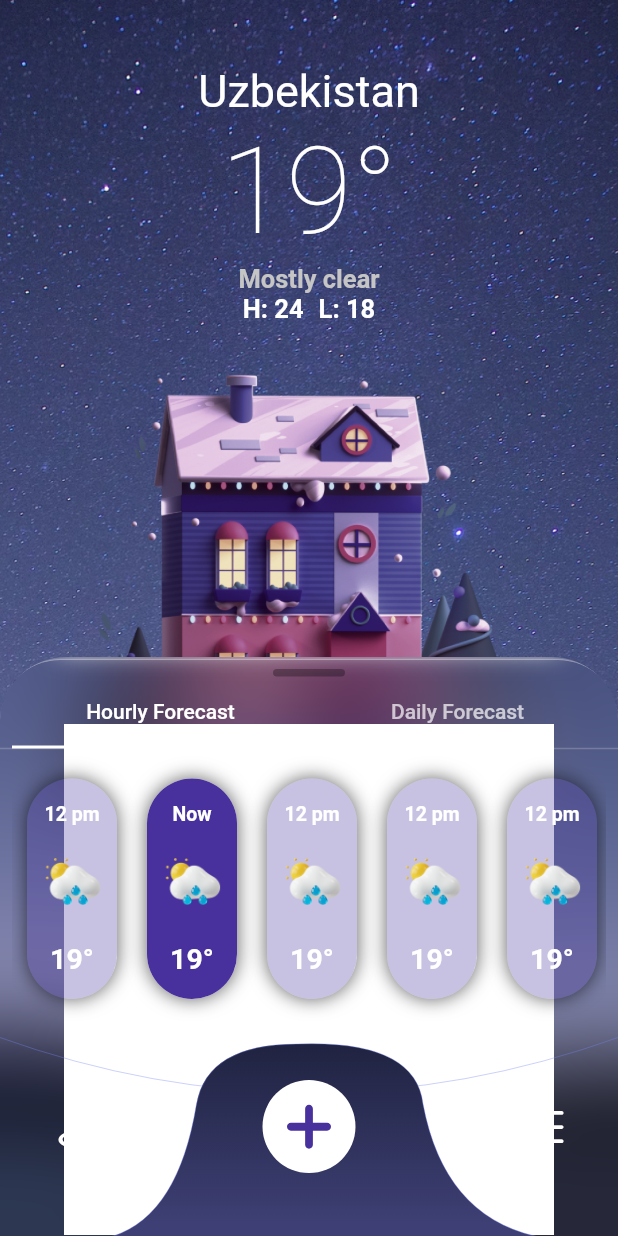
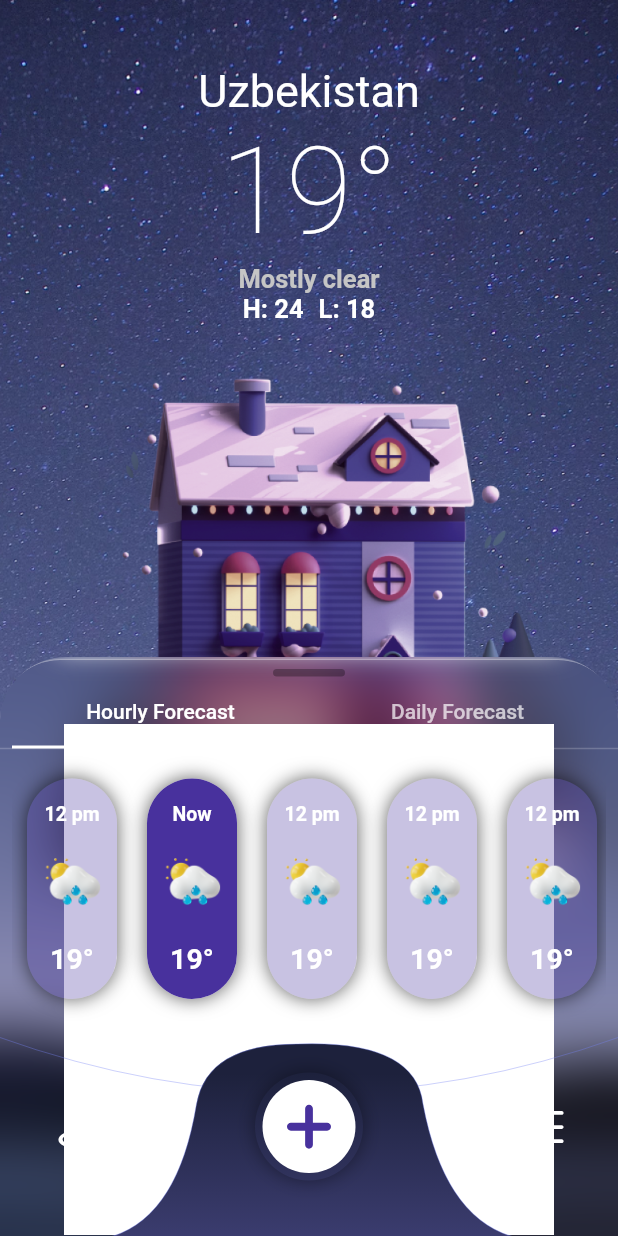
Before and after one commit to Sanjarbek17/weather_app, a Flutter app: the screen it shows after launch, on a phone screen of 412 x 824 dp. Run offline on Flutter 3.47's test engine with Material 2 defaults, Android fonts, the phone set to English and light mode, and no system bars; drawn by our look-alikes of blurrycontainer; our stand-ins replace flutter_svg.

Commit message:
minor changes

```diff
--- a/lib/paints/curve_painter.dart
+++ b/lib/paints/curve_painter.dart
@@ -64,7 +64,7 @@ class NavigationPainter extends CustomPainter {
     paint2.color = Color.fromARGB((255 * 1).toInt(), 117, 130, 244);
     paint2.strokeWidth = 1;
     paint2.style = PaintingStyle.fill;
-    paint2.shader = ui.Gradient.linear(const Offset(120, 0), const Offset(120, 130), [
+    paint2.shader = ui.Gradient.linear(const Offset(120, 30), const Offset(120, 150), [
       const Color.fromARGB(255, 29, 33, 60),
       const Color.fromARGB(255, 62, 63, 116),
     ]);
@@ -80,7 +80,7 @@ class NavigationPainter extends CustomPainter {
     // path2.lineTo(210, 10);
     path2.quadraticBezierTo(260 + 9, 7, 265 + 9, 50);
     // path2.lineTo(275, 90);
-    path2.quadraticBezierTo(280 + 9, 130, 350 + 9, size.height + 10);
+    path2.quadraticBezierTo(280 + 9, 130, 340, size.height + 10);
 
     canvas.drawPath(path2, paint2);
     canvas.drawPath(path2, paint3);
--- a/lib/screens/home_screen.dart
+++ b/lib/screens/home_screen.dart
@@ -21,7 +21,7 @@ class HomePage extends StatelessWidget {
             decoration: const BoxDecoration(
               image: DecorationImage(
                 image: AssetImage('assets/images/mountain.png'),
-                fit: BoxFit.fitWidth,
+                fit: BoxFit.cover,
               ),
             ),
             child: SafeArea(
@@ -51,10 +51,10 @@ class HomePage extends StatelessWidget {
                     children: [
                       Positioned(
                         top: 0,
-                        left: MediaQuery.of(context).size.width * 0.13,
+                        left: MediaQuery.of(context).size.width * 0.1,
                         child: Image.asset(
                           'assets/images/House.png',
-                          scale: 2.6,
+                          scale: 2.2,
                         ),
                       ),
                       Positioned(
@@ -62,7 +62,7 @@ class HomePage extends StatelessWidget {
                         right: 0,
                         bottom: 0,
                         child: BlurryContainer(
-                          blur: 30,
+                          blur: 20,
                           borderRadius: const BorderRadius.only(
                             topLeft: Radius.circular(44),
                             topRight: Radius.circular(44),
@@ -200,6 +200,15 @@ class HomePage extends StatelessWidget {
                                             child: Container(
                                               padding: const EdgeInsets.all(16),
                                               decoration: BoxDecoration(
+                                                boxShadow: [
+                                                  BoxShadow(
+                                                    color: Colors.black.withAlpha((255 * 0.4).toInt()),
+                                                    blurRadius: 10,
+                                                    spreadRadius: 5,
+                                                    // offset: Offset(5, 4),
+                                                    blurStyle: BlurStyle.outer,
+                                                  )
+                                                ],
                                                 borderRadius: BorderRadius.circular(50),
                                                 color: Colors.white,
                                               ),
```
